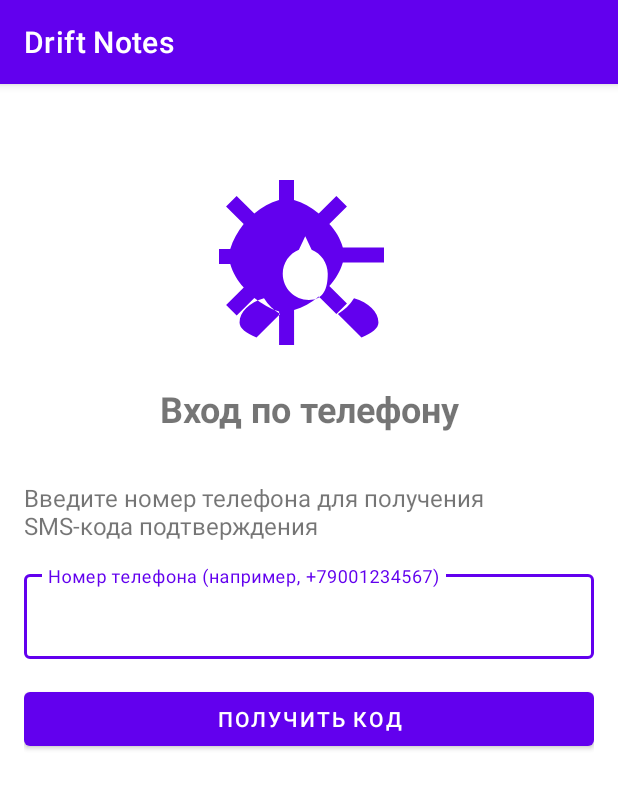
After one commit to VyacheslavQA/Drift_Notes, an Android app built with Jetpack Compose: the PhoneAuthActivity screen opened directly, with no data from a screen before it, on a phone screen of 412 x 824 dp. The commit adds this screen. Shown: the top 789 px of the screen. Run offline under Robolectric (Android 15) with nearby library versions, the phone set to English and light mode, and no system bars; our stand-ins replace Firebase (no records; nobody signed in at launch, a user with empty details on screens opened directly).

Commit message:
по номеру телефона

```diff
--- a/app/src/main/AndroidManifest.xml
+++ b/app/src/main/AndroidManifest.xml
@@ -9,6 +9,8 @@
     <uses-permission android:name="android.permission.READ_EXTERNAL_STORAGE" android:maxSdkVersion="32" />
     <uses-permission android:name="android.permission.READ_MEDIA_IMAGES" />
     <uses-permission android:name="android.permission.CAMERA" />
+    <!-- Добавляем разрешение на чтение SMS для автоматического чтения кода верификации -->
+    <uses-permission android:name="android.permission.RECEIVE_SMS" />
 
     <uses-feature android:name="android.hardware.camera" android:required="false" />
 
@@ -27,7 +29,7 @@
             android:name="com.google.android.geo.API_KEY"
             android:value="@string/google_maps_key" />
 
-        <!-- Новая активность приветствия -->
+        <!-- Активность приветствия -->
         <activity
             android:name=".WelcomeActivity"
             android:exported="true"
@@ -45,6 +47,8 @@
 
         <activity android:name=".auth.LoginActivity" />
         <activity android:name=".auth.RegisterActivity" />
+        <!-- Добавляем новую активность для аутентификации по телефону -->
+        <activity android:name=".auth.PhoneAuthActivity" />
         <activity android:name=".fishing.AddFishingNoteActivity" />
         <activity android:name=".fishing.FishingNoteDetailActivity" />
         <activity android:name=".maps.MapActivity" android:label="@string/select_location" />
--- /dev/null
+++ b/app/src/main/java/com/example/driftnotes/auth/VerificationCodeEditText.kt
@@ -0,0 +1,131 @@
+package com.example.driftnotes.auth
+
+import android.content.Context
+import android.graphics.Canvas
+import android.graphics.Paint
+import android.graphics.Rect
+import android.text.Editable
+import android.text.TextWatcher
+import android.util.AttributeSet
+import android.view.ActionMode
+import android.view.Menu
+import android.view.MenuItem
+import androidx.appcompat.widget.AppCompatEditText
+import androidx.core.content.ContextCompat
+import com.example.driftnotes.R
+
+/**
+ * Пользовательский компонент EditText для отображения кода верификации
+ * с разделёнными блоками для каждой цифры
+ */
+class VerificationCodeEditText : AppCompatEditText {
+    private var onCodeCompleteListener: ((String) -> Unit)? = null
+
+    private var spacing = DEFAULT_SPACING
+    private var charSize = DEFAULT_CHAR_SIZE
+    private var codeLength = DEFAULT_CODE_LENGTH
+    private var lineColor = ContextCompat.getColor(context, R.color.design_default_color_primary)
+    private var lineSelectedColor = ContextCompat.getColor(context, R.color.purple_500)
+
+    private val textRect = Rect()
+    private val paint = Paint().apply {
+        style = Paint.Style.STROKE
+        strokeWidth = 2f
+    }
+
+    constructor(context: Context) : super(context) {
+        init(null)
+    }
+
+    constructor(context: Context, attrs: AttributeSet) : super(context, attrs) {
+        init(attrs)
+    }
+
+    constructor(context: Context, attrs: AttributeSet, defStyleAttr: Int) : super(context, attrs, defStyleAttr) {
+        init(attrs)
+    }
+
+    private fun init(attrs: AttributeSet?) {
+        // Настройка атрибутов если необходимо
+
+        // Настраиваем внешний вид
+        background = null
+        isCursorVisible = false
+        maxLines = 1
+
+        // Ограничиваем режим выделения и копирования
+        customSelectionActionModeCallback = object : ActionMode.Callback {
+            override fun onCreateActionMode(mode: ActionMode?, menu: Menu?): Boolean = false
+            override fun onPrepareActionMode(mode: ActionMode?, menu: Menu?): Boolean = false
+            override fun onActionItemClicked(mode: ActionMode?, item: MenuItem?): Boolean = false
+            override fun onDestroyActionMode(mode: ActionMode?) {}
+        }
+
+        // Настраиваем формат ввода
+        filters = arrayOf(android.text.InputFilter.LengthFilter(codeLength))
+
+        // Добавляем слушатель изменений текста
+        addTextChangedListener(object : TextWatcher {
+            override fun beforeTextChanged(s: CharSequence?, start: Int, count: Int, after: Int) {}
+
+            override fun onTextChanged(s: CharSequence?, start: Int, before: Int, count: Int) {}
+
+            override fun afterTextChanged(s: Editable?) {
+                if (s?.length == codeLength) {
+                    onCodeCompleteListener?.invoke(s.toString())
+                }
+            }
+        })
+    }
+
+    fun setOnCodeCompleteListener(listener: (String) -> Unit) {
+        onCodeCompleteListener = listener
+    }
+
+    override fun onDraw(canvas: Canvas) {
+        // Получаем введенный текст
+        val text = text?.toString() ?: ""
+
+        val availableWidth = width - paddingLeft - paddingRight
+        val cellWidth = (availableWidth - spacing * (codeLength - 1)) / codeLength
+
+        for (i in 0 until codeLength) {
+            val left = paddingLeft + i * (cellWidth + spacing)
+            val right = left + cellWidth
+            val top = height / 2 - charSize / 2
+            val bottom = top + charSize
+
+            // Определяем цвет линии в зависимости от фокуса и позиции
+            paint.color = if (i == text.length && hasFocus()) lineSelectedColor else lineColor
+
+            // Рисуем границу ячейки
+            canvas.drawRect(left.toFloat(), top.toFloat(), right.toFloat(), bottom.toFloat(), paint)
+
+            // Если есть символ для этой ячейки, отображаем его
+            if (i < text.length) {
+                val character = text[i].toString()
+                paint.getTextBounds(character, 0, 1, textRect)
+
+                // Центрируем текст в ячейке
+                val textWidth = paint.measureText(character)
+                val textHeight = textRect.height()
+
+                canvas.drawText(
+                    character,
+                    left + (cellWidth - textWidth) / 2,
+                    top + (charSize + textHeight) / 2,
+                    Paint().apply {
+                        color = currentTextColor
+                        textSize = this@VerificationCodeEditText.textSize
+                    }
+                )
+            }
+        }
+    }
+
+    companion object {
+        private const val DEFAULT_SPACING = 24
+        private const val DEFAULT_CHAR_SIZE = 48
+        private const val DEFAULT_CODE_LENGTH = 6
+    }
+}
--- /dev/null
+++ b/app/src/main/res/layout/activity_phone_auth.xml
@@ -0,0 +1,180 @@
+<?xml version="1.0" encoding="utf-8"?>
+<androidx.constraintlayout.widget.ConstraintLayout
+    xmlns:android="http://schemas.android.com/apk/res/android"
+    xmlns:app="http://schemas.android.com/apk/res-auto"
+    xmlns:tools="http://schemas.android.com/tools"
+    android:layout_width="match_parent"
+    android:layout_height="match_parent"
+    android:padding="16dp"
+    tools:context=".auth.PhoneAuthActivity">
+
+    <ImageView
+        android:id="@+id/imageViewLogo"
+        android:layout_width="120dp"
+        android:layout_height="120dp"
+        android:layout_marginTop="48dp"
+        android:src="@drawable/ic_app_logo"
+        android:contentDescription="@string/app_name"
+        app:layout_constraintEnd_toEndOf="parent"
+        app:layout_constraintStart_toStartOf="parent"
+        app:layout_constraintTop_toTopOf="parent" />
+
+    <TextView
+        android:id="@+id/textViewTitle"
+        android:layout_width="wrap_content"
+        android:layout_height="wrap_content"
+        android:layout_marginTop="16dp"
+        android:text="@string/phone_auth_title"
+        android:textSize="24sp"
+        android:textStyle="bold"
+        app:layout_constraintEnd_toEndOf="parent"
+        app:layout_constraintStart_toStartOf="parent"
+        app:layout_constraintTop_toBottomOf="@+id/imageViewLogo" />
+
+    <!-- Блок для ввода номера телефона -->
+    <androidx.constraintlayout.widget.ConstraintLayout
+        android:id="@+id/phoneInputLayout"
+        android:layout_width="0dp"
+        android:layout_height="wrap_content"
+        android:layout_marginTop="32dp"
+        app:layout_constraintEnd_toEndOf="parent"
+        app:layout_constraintStart_toStartOf="parent"
+        app:layout_constraintTop_toBottomOf="@+id/textViewTitle">
+
+        <TextView
+            android:id="@+id/textViewPhoneDescription"
+            android:layout_width="0dp"
+            android:layout_height="wrap_content"
+            android:text="@string/phone_auth_description"
+            android:textSize="16sp"
+            app:layout_constraintEnd_toEndOf="parent"
+            app:layout_constraintStart_toStartOf="parent"
+            app:layout_constraintTop_toTopOf="parent" />
+
+        <com.google.android.material.textfield.TextInputLayout
+            android:id="@+id/textInputLayoutPhone"
+            style="@style/Widget.MaterialComponents.TextInputLayout.OutlinedBox"
+            android:layout_width="0dp"
+            android:layout_height="wrap_content"
+            android:layout_marginTop="16dp"
+            app:layout_constraintEnd_toEndOf="parent"
+            app:layout_constraintStart_toStartOf="parent"
+            app:layout_constraintTop_toBottomOf="@+id/textViewPhoneDescription">
+
+            <com.google.android.material.textfield.TextInputEditText
+                android:id="@+id/editTextPhone"
+                android:layout_width="match_parent"
+                android:layout_height="wrap_content"
+                android:hint="@string/phone_number"
+                android:inputType="phone" />
+        </com.google.android.material.textfield.TextInputLayout>
+
+        <Button
+            android:id="@+id/buttonSendCode"
+            android:layout_width="0dp"
+            android:layout_height="wrap_content"
+            android:layout_marginTop="16dp"
+            android:text="@string/send_code"
+            app:layout_constraintEnd_toEndOf="parent"
+            app:layout_constraintStart_toStartOf="parent"
+            app:layout_constraintTop_toBottomOf="@+id/textInputLayoutPhone" />
+
+    </androidx.constraintlayout.widget.ConstraintLayout>
+
+    <!-- Блок для ввода проверочного кода -->
+    <androidx.constraintlayout.widget.ConstraintLayout
+        android:id="@+id/codeVerificationLayout"
+        android:layout_width="0dp"
+        android:layout_height="wrap_content"
+        android:layout_marginTop="32dp"
+        android:visibility="gone"
+        app:layout_constraintEnd_toEndOf="parent"
+        app:layout_constraintStart_toStartOf="parent"
+        app:layout_constraintTop_toBottomOf="@+id/textViewTitle"
+        tools:visibility="visible">
+
+        <TextView
+            android:id="@+id/textViewCodeDescription"
+            android:layout_width="0dp"
+            android:layout_height="wrap_content"
+            android:text="@string/code_verification_description"
+            android:textSize="16sp"
+            app:layout_constraintEnd_toEndOf="parent"
+            app:layout_constraintStart_toStartOf="parent"
+            app:layout_constraintTop_toTopOf="parent" />
+
+        <TextView
+            android:id="@+id/textPhoneNumber"
+            android:layout_width="0dp"
+            android:layout_height="wrap_content"
+            android:layout_marginTop="8dp"
+            android:textSize="16sp"
+            android:textStyle="bold"
+            app:layout_constraintEnd_toEndOf="parent"
+            app:layout_constraintStart_toStartOf="parent"
+            app:layout_constraintTop_toBottomOf="@+id/textViewCodeDescription"
+            tools:text="Код отправлен на номер: +79001234567" />
+
+        <!-- Используем наш кастомный компонент для ввода кода верификации -->
+        <com.example.driftnotes.auth.VerificationCodeEditText
+            android:id="@+id/editTextCode"
+            android:layout_width="0dp"
+            android:layout_height="wrap_content"
+            android:layout_marginTop="24dp"
+            android:gravity="center"
+            android:inputType="number"
+            android:textSize="20sp"
+            android:paddingTop="16dp"
+            android:paddingBottom="16dp"
+            app:layout_constraintEnd_toEndOf="parent"
+            app:layout_constraintStart_toStartOf="parent"
+            app:layout_constraintTop_toBottomOf="@+id/textPhoneNumber" />
+
+        <Button
+            android:id="@+id/buttonVerifyCode"
+            android:layout_width="0dp"
+            android:layout_height="wrap_content"
+            android:layout_marginTop="16dp"
+            android:text="@string/verify_code"
+            app:layout_constraintEnd_toEndOf="parent"
+            app:layout_constraintStart_toStartOf="parent"
+            app:layout_constraintTop_toBottomOf="@+id/editTextCode" />
+
+        <TextView
+            android:id="@+id/textResendCode"
+            android:layout_width="wrap_content"
+            android:layout_height="wrap_content"
+            android:layout_marginTop="16dp"
+            android:text="@string/resend_code"
+            android:textColor="@color/design_default_color_primary"
+            android:padding="8dp"
+            app:layout_constraintEnd_toEndOf="parent"
+            app:layout_constraintStart_toStartOf="parent"
+            app:layout_constraintTop_toBottomOf="@+id/buttonVerifyCode" />
+
+        <TextView
+            android:id="@+id/textBackToPhone"
+            android:layout_width="wrap_content"
+            android:layout_height="wrap_content"
+            android:layout_marginTop="8dp"
+            android:text="@string/back_to_phone"
+            android:textColor="@color/design_default_color_primary"
+            android:padding="8dp"
+            app:layout_constraintEnd_toEndOf="parent"
+            app:layout_constraintStart_toStartOf="parent"
+            app:layout_constraintTop_toBottomOf="@+id/textResendCode" />
+
+    </androidx.constraintlayout.widget.ConstraintLayout>
+
+    <ProgressBar
+        android:id="@+id/progressBar"
+        style="?android:attr/progressBarStyle"
+        android:layout_width="wrap_content"
+        android:layout_height="wrap_content"
+        android:visibility="gone"
+        app:layout_constraintBottom_toBottomOf="parent"
+        app:layout_constraintEnd_toEndOf="parent"
+        app:layout_constraintStart_toStartOf="parent"
+        app:layout_constraintTop_toTopOf="parent" />
+
+</androidx.constraintlayout.widget.ConstraintLayout>
--- a/app/src/main/res/values/strings.xml
+++ b/app/src/main/res/values/strings.xml
@@ -68,4 +68,25 @@
     <string name="weather_error">Ошибка загрузки погоды: %1$s</string>
     <string name="weather_need_location">Сначала выберите место ловли для загрузки погоды</string>
     <string name="weather_success">Погода успешно загружена</string>
+
+    <!-- Строки для аутентификации по телефону -->
+    <string name="phone_auth_title">Вход по телефону</string>
+    <string name="phone_auth_description">Введите номер телефона для получения SMS-кода подтверждения</string>
+    <string name="phone_number">Номер телефона (например, +79001234567)</string>
+    <string name="send_code">Получить код</string>
+    <string name="phone_required">Введите номер телефона</string>
+    <string name="verification_code">Код подтверждения</string>
+    <string name="code_verification_description">Введите 6-значный код, отправленный в SMS</string>
+    <string name="verify_code">Подтвердить код</string>
+    <string name="code_required">Введите код из SMS</string>
+    <string name="code_sent">Код подтверждения отправлен</string>
+    <string name="code_sent_to">Код отправлен на номер: %1$s</string>
+    <string name="verification_failed">Ошибка отправки кода: %1$s</string>
+    <string name="invalid_code">Неверный код подтверждения</string>
+    <string name="auth_failed">Ошибка авторизации: %1$s</string>
+    <string name="resend_code">Отправить код повторно</string>
+    <string name="resend_code_timer">Повторная отправка через %1$d сек</string>
+    <string name="back_to_phone">Изменить номер телефона</string>
+    <string name="login_with_phone">Войти по номеру телефона</string>
+
 </resources>
```
Also changed, not shown: app/build.gradle.kts (+8 -0 lines), app/src/main/java/com/example/driftnotes/WelcomeActivity.kt (+17 -0 lines), app/src/main/java/com/example/driftnotes/auth/PhoneAuthActivity.kt (added, +263 -0 lines), app/src/main/res/layout/activity_welcome.xml (+19 -0 lines).
